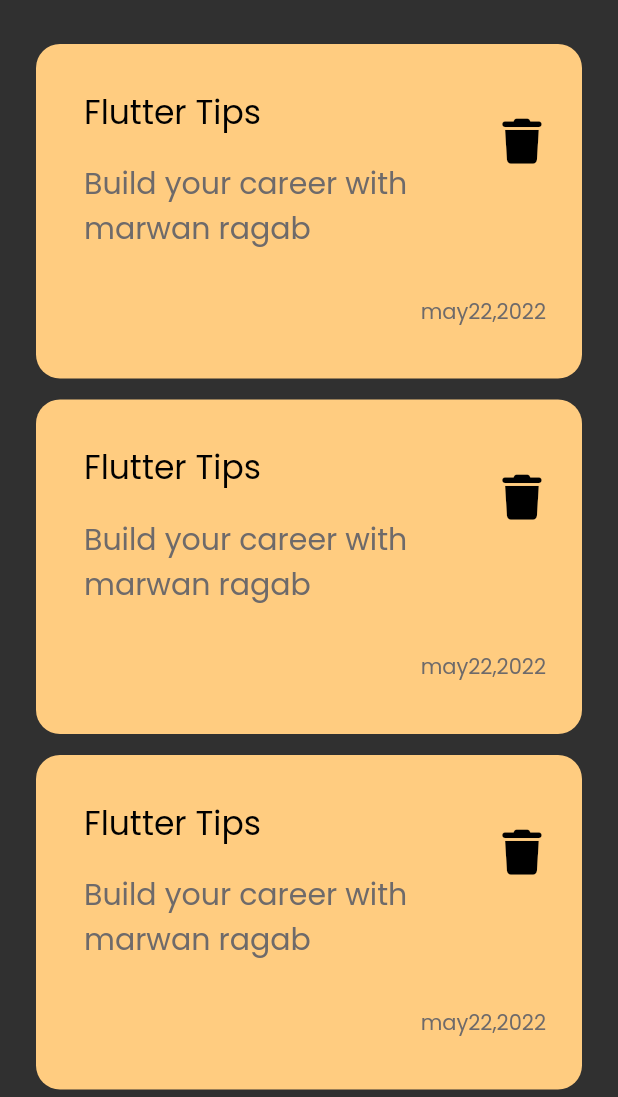
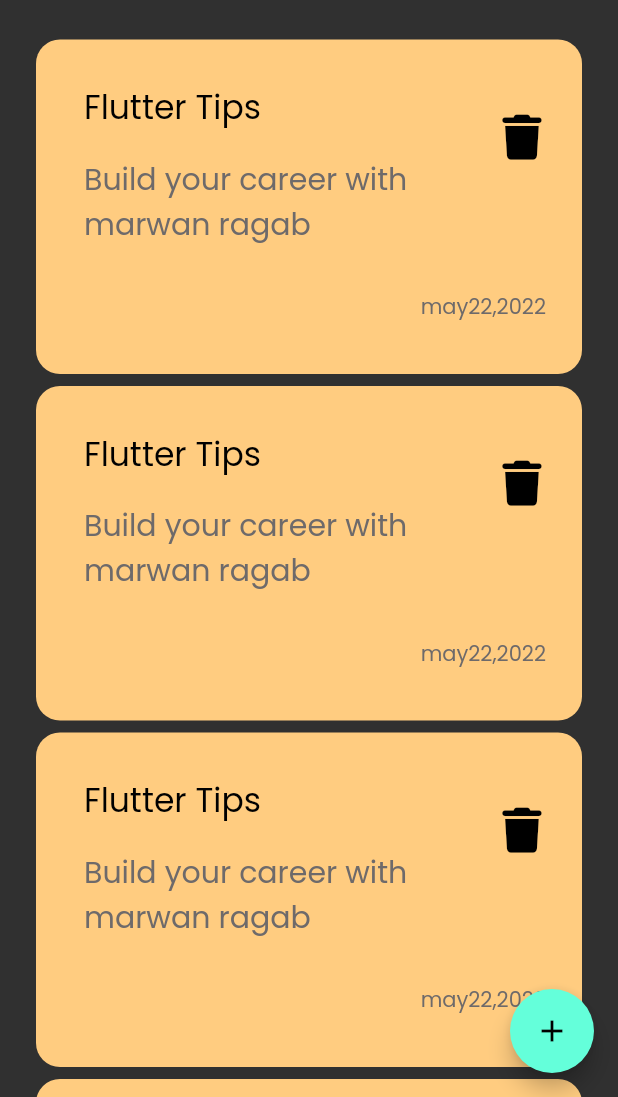
Before and after one commit to MarwanZeros111/notes_app, a Flutter app: the screen it shows after launch, on a phone screen of 412 x 824 dp, the part 139-1236 px from its top. Run offline on Flutter 3.47's test engine with Material 2 defaults, Android fonts, the phone set to English and light mode, and no system bars; our stand-ins replace font_awesome_flutter.

Commit message:
add floating action buttom

```diff
--- a/app_note/lib/Views/note_view.dart
+++ b/app_note/lib/Views/note_view.dart
@@ -7,6 +7,10 @@ class noteView extends StatelessWidget {
   @override
   Widget build(BuildContext context) {
     return Scaffold(
+      floatingActionButton: FloatingActionButton(
+        onPressed: () {},
+        child: Icon(Icons.add),
+      ),
       body: noteViewBody(),
     );
   }
--- a/app_note/lib/Views/widget/notes_list_view.dart
+++ b/app_note/lib/Views/widget/notes_list_view.dart
@@ -8,7 +8,7 @@ class ListviewItem extends StatelessWidget {
   Widget build(BuildContext context) {
     return ListView.builder(itemBuilder: (context, i) {
       return Padding(
-        padding: const EdgeInsets.symmetric(vertical: 7),
+        padding: const EdgeInsets.symmetric(vertical: 4),
         child: notesitem(),
       );
     });
```
